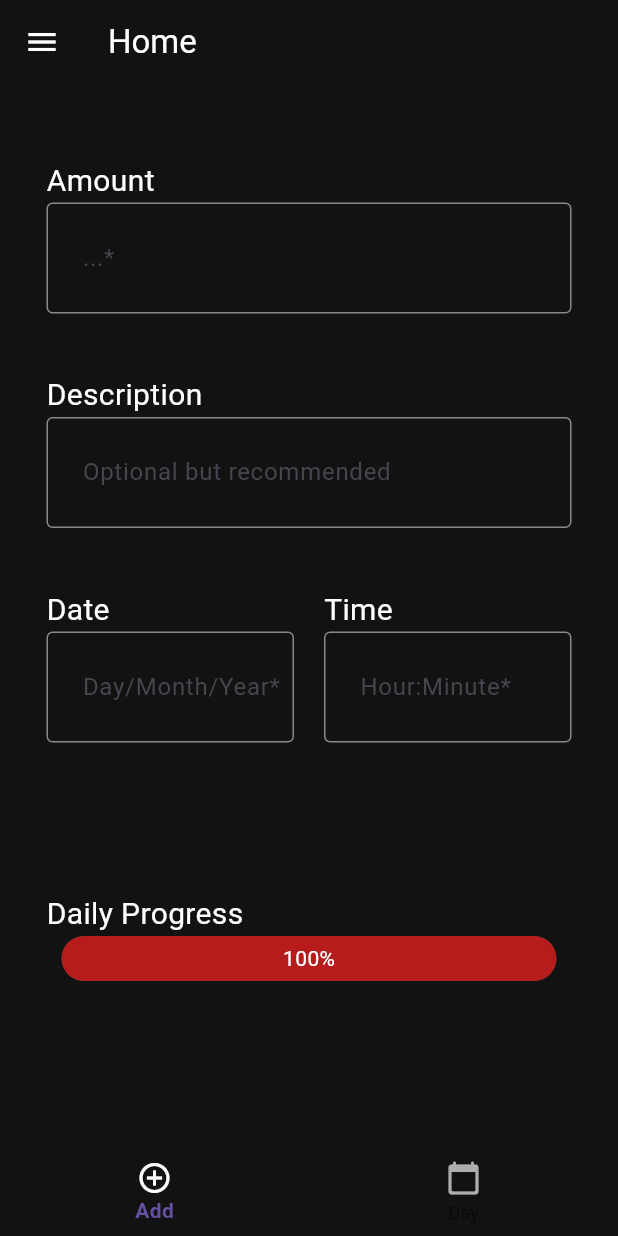
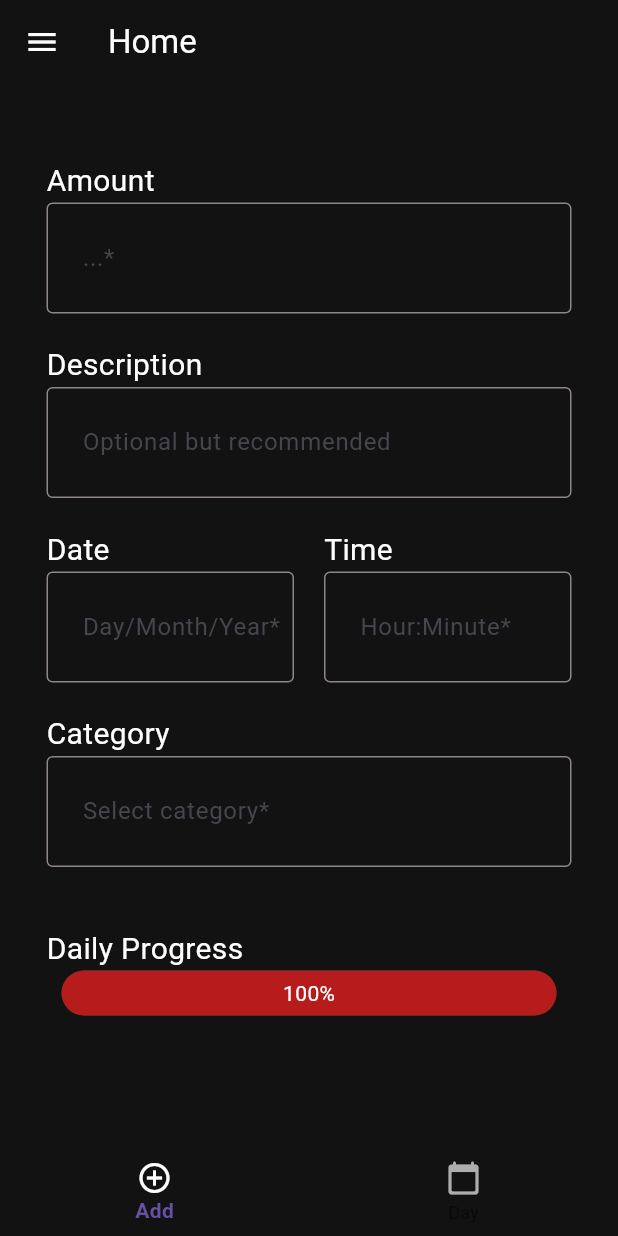
Before and after one commit to PioBasile/Lira, a Flutter app: the screen it shows after launch, after a tap on "Login", on a phone screen of 412 x 824 dp. Run offline on Flutter 3.47's test engine with Material 3 defaults, Android fonts, the phone set to English and light mode, and no system bars; drawn by our look-alikes of percent_indicator.

Commit message:
upgrading home page

```diff
--- a/lib/main.dart
+++ b/lib/main.dart
@@ -1,9 +1,10 @@
 // ignore_for_file: prefer_const_constructors
 
 import 'package:flutter/material.dart';
-import 'package:test/pages/signup.dart';
+import 'package:test/pages/register.dart';
 import 'package:test/pages/home.dart';
 import 'package:test/pages/login.dart';
+import 'package:test/pages/addpage.dart';
 
 void main() {
   runApp(const MyApp());
@@ -16,11 +17,17 @@ class MyApp extends StatelessWidget {
   Widget build(BuildContext context) {
     return MaterialApp(
       debugShowCheckedModeBanner: false,
-      home: Login(),
+      home: Login(onTap: () => {}),
       routes: {
         '/home': (context) =>  Home(),
-        '/signup': (context) => Signup(),
-        '/login': (context) => Login(),
+        '/register': (context) => Register(),
+        '/addpage': (context) => AddPage(),
+        '/login': (context) => Login(
+            onTap: () {
+              Navigator.pushNamed(context, '/home');
+            }
+        ),
+
       },
     );
   }
--- /dev/null
+++ b/lib/pages/addpage.dart
@@ -0,0 +1,118 @@
+import 'package:flutter/material.dart';
+import 'package:percent_indicator/linear_percent_indicator.dart';
+import 'package:test/components/inputbox.dart';
+import 'package:percent_indicator/percent_indicator.dart';
+
+class AddPage extends StatelessWidget {
+  final TextEditingController amountController = TextEditingController();
+  final TextEditingController dateController = TextEditingController();
+  final TextEditingController timeController = TextEditingController();
+  final TextEditingController descriptionController = TextEditingController();
+  final TextEditingController categoryController = TextEditingController();
+
+  AddPage({super.key});
+
+  @override
+  Widget build(BuildContext context) {
+    return Scaffold(
+      backgroundColor: const Color.fromARGB(255, 18, 18, 18),
+      body: Center(
+        child: SizedBox(
+          width: 350,
+          child: Column(
+            crossAxisAlignment: CrossAxisAlignment.start,
+            children: [
+              const SizedBox(height: 50),
+              const Text('Amount',
+                  style: TextStyle(
+                    color: Colors.white,
+                    fontSize: 20,
+                  )),
+              InputBox(
+                controller: amountController,
+                hintText: '...',
+                obscureText: false,
+                obligatory: true,
+              ),
+              const SizedBox(height: 20),
+              const Text('Description',
+                  style: TextStyle(
+                    color: Colors.white,
+                    fontSize: 20,
+                  )),
+              InputBox(
+                controller: descriptionController,
+                hintText: 'Optional but recommended',
+                obscureText: false,
+                obligatory: false,
+              ),
+              const SizedBox(height: 20),
+              Row(
+                children: [
+                  Expanded(
+                    child: Column(
+                      crossAxisAlignment: CrossAxisAlignment.start,
+                      children: [
+                        const Text('Date',
+                            style:
+                                TextStyle(color: Colors.white, fontSize: 20)),
+                        InputBox(
+                          controller: dateController,
+                          hintText: 'Day/Month/Year',
+                          obscureText: false,
+                          obligatory: true,
+                        ),
+                      ],
+                    ),
+                  ),
+                  const SizedBox(width: 20),
+                  Expanded(
+                    child: Column(
+                      crossAxisAlignment: CrossAxisAlignment.start,
+                      children: [
+                        const Text('Time',
+                            style:
+                                TextStyle(color: Colors.white, fontSize: 20)),
+                        InputBox(
+                          controller: timeController,
+                          hintText: 'Hour:Minute',
+                          obscureText: false,
+                          obligatory: true,
+                        ),
+                      ],
+                    ),
+                  ),
+                ],
+              ),
+              const SizedBox(height: 20),
+              const Text('Category',
+                  style: TextStyle(
+                    color: Colors.white,
+                    fontSize: 20,
+                  )),
+              InputBox(
+                controller: categoryController,
+                hintText: 'Select category',
+                obscureText: false,
+                obligatory: true,
+              ),
+              const SizedBox(height: 40),
+              const Text('Daily Progress',
+                  style: TextStyle(color: Colors.white, fontSize: 20)),
+              LinearPercentIndicator(
+                width: 350.0,
+                percent: 1.0,
+                lineHeight: 30,
+                center:
+                    const Text("100%", style: TextStyle(color: Colors.white)),
+                backgroundColor: const Color.fromARGB(255, 29, 88, 56),
+                progressColor: Colors.red[900],
+                barRadius: const Radius.circular(15),
+              )
+            ],
+          ),
+        ),
+      ),
+    );
+  }
+}
--- /dev/null
+++ b/lib/pages/daypage.dart
@@ -0,0 +1,28 @@
+import 'package:flutter/material.dart';
+
+class DayPage extends StatelessWidget {
+  const DayPage({super.key});
+
+  @override
+  Widget build(BuildContext context) {
+    return const Scaffold(
+      backgroundColor: Color.fromARGB(255, 18, 18, 18),
+      body: Center(
+          child: Column(
+            children: [
+              SizedBox(height: 50),
+              Text(
+                "Day",
+                style: TextStyle(
+                  color: Colors.white,
+                  fontSize: 20,
+                ),
+              ),
+              SizedBox(height: 0),
+              SizedBox(height: 25),
+            ],
+          ),
+          ),
+    );
+  }
+}
--- a/lib/pages/home.dart
+++ b/lib/pages/home.dart
@@ -1,19 +1,31 @@
 // ignore_for_file: prefer_const_constructors
 
 import 'package:flutter/material.dart';
-import 'package:percent_indicator/linear_percent_indicator.dart';
-import 'package:test/components/inputbox.dart';
-import 'package:percent_indicator/percent_indicator.dart';
-
-class Home extends StatelessWidget {
-
-  final TextEditingController amountController = TextEditingController();
-  final TextEditingController dateController = TextEditingController();
-  final TextEditingController timeController = TextEditingController();
-  final TextEditingController descriptionController = TextEditingController();
+import 'package:test/pages/addpage.dart';
+import 'package:test/pages/daypage.dart';
 
 
-  Home({super.key});
+class Home extends StatefulWidget {
+
+  const Home({super.key});
+
+  @override
+  State<Home> createState() => _HomeState();
+}
+
+class _HomeState extends State<Home> {
+  final List _pages = [
+    AddPage(),
+    DayPage(),
+  ];
+
+  int _pageindex = 0;
+
+  void _changePageIndex(int index) {
+    setState(() {
+      _pageindex = index;
+    });
+  }
 
   @override
   Widget build(BuildContext context) {
@@ -29,6 +41,9 @@ class Home extends StatelessWidget {
             elevation: 0,
             iconTheme: const IconThemeData(color: Colors.white),
           ),
+
+          body: _pages[_pageindex],
+
           backgroundColor: const Color.fromARGB(255, 18, 18, 18),
           drawer: Drawer(
               backgroundColor: const Color.fromARGB(255, 64, 64, 64),
@@ -105,100 +120,9 @@ class Home extends StatelessWidget {
             )
           ),
 
-          //input boxes
-          body: Center(
-            child: SizedBox(
-              width: 350,
-              child: Column(
-                crossAxisAlignment: CrossAxisAlignment.start,
-                children: [
-                  SizedBox(height: 50),
-                  Text('Amount', style: TextStyle(
-                    color: Colors.white,
-                    fontSize: 20,
-                  )),
-                  InputBox(
-                    controller: amountController,
-                    hintText: '...',
-                    obscureText: false,
-                    obligatory: true,
-                  ),
-
-
-                  SizedBox(height: 40),
-                  Text('Description', style: TextStyle(
-                    color: Colors.white,
-                    fontSize: 20,
-                  )),
-                  InputBox(
-                    controller: descriptionController,
-                    hintText: 'Optional but recommended',
-                    obscureText: false,
-                    obligatory: false,
-                  ),
-
-                  SizedBox(height: 40),
-                  Row(
-                    children: [
-                      Expanded(
-                        child: Column(
-                          crossAxisAlignment: CrossAxisAlignment.start,
-                          children: [
-                            Text('Date', style: TextStyle(color: Colors.white, fontSize: 20)),
-                            InputBox(
-                              controller: dateController,
-                              hintText: 'Day/Month/Year',
-                              obscureText: false,
-                              obligatory: true,
-                            ),
-                          ],
-                        ),
-                      ),
-                      SizedBox(width: 20),
-                      Expanded(
-                        child: Column(
-                          crossAxisAlignment: CrossAxisAlignment.start,
-                          children: [
-                            Text('Time', style: TextStyle(color: Colors.white, fontSize: 20)),
-                            InputBox(
-                              controller: timeController,
-                              hintText: 'Hour:Minute',
-                              obscureText: false,
-                              obligatory: true,
-                            ),
-                          ],
-                        ),
-                      ),
-                    ],
-                  ),
-
-                  SizedBox(height: 100),
-                  Text(
-                    'Daily Progress',
-                    style: TextStyle(
-                      color: Colors.white,
-                      fontSize: 20
-                    )
-                  ),
-                  LinearPercentIndicator(
-                        width: 350.0,
-                        percent: 1.0,
-                        lineHeight: 30,
-                        center: Text("100%", style: TextStyle(color: Colors.white)),
-                        backgroundColor: Color.fromARGB(255, 29, 88, 56),
-                        progressColor: Colors.red[900],
-                        barRadius: Radius.circular(15),
-                  )
-                ],
-              ),
-            ),
-          ),
-
-
-
-
-
       bottomNavigationBar: BottomNavigationBar(
+        currentIndex: _pageindex,
+        onTap: _changePageIndex,
         backgroundColor: const Color.fromARGB(255, 18, 18, 18),
         items: const [
           BottomNavigationBarItem(
--- a/lib/pages/login.dart
+++ b/lib/pages/login.dart
@@ -2,11 +2,19 @@ import 'package:flutter/material.dart';
 import 'package:test/components/inputbox.dart';
 import 'package:test/components/buttonbox.dart';
 
-class Login extends StatelessWidget {
+class Login extends StatefulWidget {
+  final void Function() onTap;
+
+  const Login({super.key, required this.onTap});
+
+  @override
+  State<Login> createState() => _LoginState();
+}
+
+class _LoginState extends State<Login> {
   final TextEditingController usernameController = TextEditingController();
+
   final TextEditingController passwordController = TextEditingController();
-
-  Login({super.key});
 
   @override
   Widget build(BuildContext context) {
@@ -73,7 +81,7 @@ class Login extends StatelessWidget {
                         )
                       ),
                       GestureDetector(
-                        onTap: () {},
+                        onTap: widget.onTap,
                         child: const Text(
                         'Register now',
                           style: TextStyle(
--- a/lib/pages/signup.dart
+++ b/lib/pages/register.dart
@@ -3,12 +3,12 @@
 import 'package:flutter/material.dart';
 
 
-class Signup extends StatelessWidget {
+class Register extends StatelessWidget {
 
   final TextEditingController usernameController = TextEditingController();
   final TextEditingController passwordController = TextEditingController();
 
-  Signup({super.key});
+  Register({super.key});
 
   @override
   Widget build(BuildContext context) {
```
